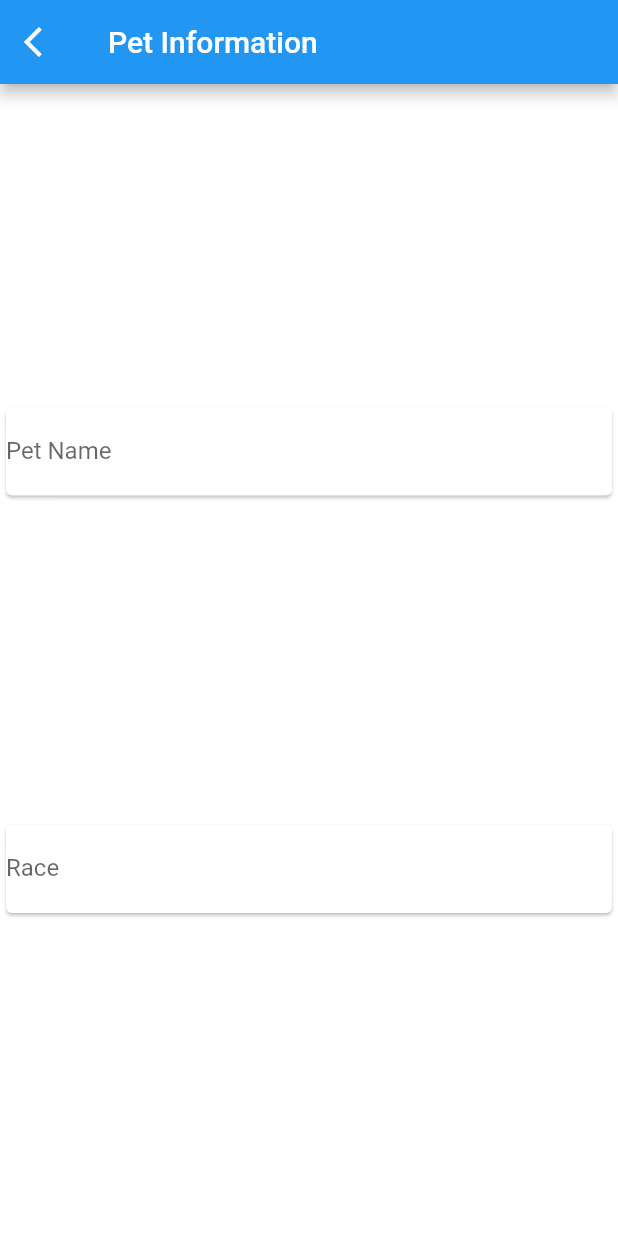
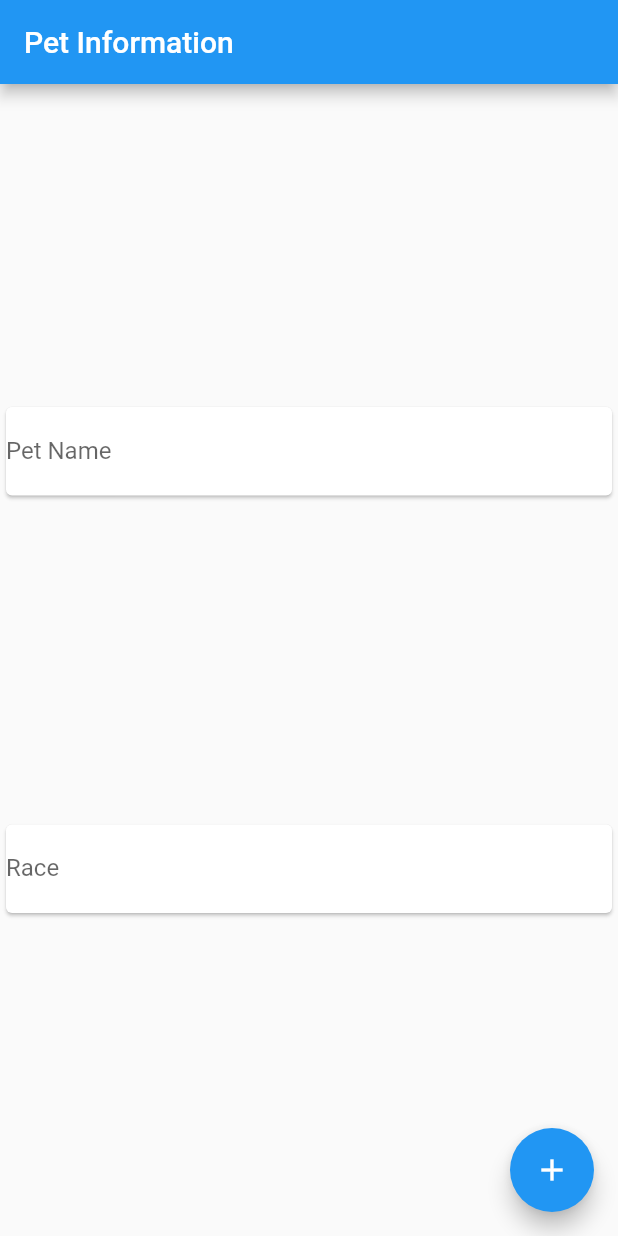
Before and after one commit to MiguelAzevedo2108/PetInfo, a Flutter app: the screen it shows after launch, after a tap on "Add Pet", on a phone screen of 412 x 824 dp. Run offline on Flutter 3.47's test engine with Material 2 defaults, Android fonts, the light colour scheme and no system bars.

Commit message:
navigation working

```diff
--- a/lib/main.dart
+++ b/lib/main.dart
@@ -16,12 +16,7 @@ class MyApp extends StatelessWidget {
       theme: ThemeData(
         primarySwatch: Colors.blue,
       ),
-      home: Scaffold(
-        appBar: AppBar(
-          title: Text("PetInfo"),
-        ),
-        body: const MyHomePage(),
-      ),
+      home: const MyHomePage()
     );
   }
 }
--- a/lib/pages/CreatePetPage.dart
+++ b/lib/pages/CreatePetPage.dart
@@ -1,29 +1,21 @@
 import 'package:flutter/cupertino.dart';
 import 'package:flutter/material.dart';
+import 'package:petinfo/pages/Home.dart';
 
-class CreatePetPage extends StatefulWidget{
+class CreatePetPage extends StatefulWidget {
   @override
   State<CreatePetPage> createState() => _CreatePetPageState();
 }
 
-class _CreatePetPageState extends State<CreatePetPage>{
+class _CreatePetPageState extends State<CreatePetPage> {
   @override
   Widget build(BuildContext context) {
     return MaterialApp(
       home: Scaffold(
         appBar: AppBar(
-            leading: IconButton(
-              onPressed: (){
-                Navigator.pop(context);
-              },
-              icon:Icon(Icons.arrow_back_ios),
-              //replace with our own icon data.
-            ),
           title: Text("Pet Information"),
         ),
-        body: Container(
-            color: Colors.white,
-            child: Column(
+        body: Column(
           mainAxisAlignment: MainAxisAlignment.spaceEvenly,
           children: const <Widget>[
             Card(
@@ -31,8 +23,7 @@ class _CreatePetPageState extends State<CreatePetPage>{
                 style: TextStyle(
                     backgroundColor: Colors.white,
                     color: Colors.black,
-                      fontSize: 16
-                    ),
+                    fontSize: 16),
                 decoration: InputDecoration(
                   border: InputBorder.none,
                   labelText: 'Pet Name',
@@ -53,6 +44,11 @@ class _CreatePetPageState extends State<CreatePetPage>{
             ),
           ],
         ),
+        floatingActionButton: FloatingActionButton(
+          child: Icon(Icons.add),
+          onPressed: () {
+            Navigator.pop(context);
+          },
         ),
       ),
     );
--- a/lib/pages/Home.dart
+++ b/lib/pages/Home.dart
@@ -13,26 +13,30 @@ class MyHomePage extends StatefulWidget {
 class _MyHomePageState extends State<MyHomePage> {
   @override
   Widget build(BuildContext context) {
-    return Column(
-      children: <Widget>[
-        Center(
-          child: Image.asset("assets/images/homePage.jpeg"),
-        ),
-        Row(
+    return Scaffold(
+      appBar: AppBar(
+        title: Text("PetInfo"),
+      ),
+      body: Container(
+        color: Colors.white,
+        child: Column(
           children: <Widget>[
+            Center(
+              child: Image.asset("assets/images/homePage.jpeg"),
+            ),
             TextButton(
               style: ButtonStyle(
                 shape: MaterialStateProperty.all<RoundedRectangleBorder>(
                   RoundedRectangleBorder(
                       borderRadius: BorderRadius.circular(10.0),
-                      side: BorderSide(color: Colors.blueAccent)),
+                      side: const BorderSide(color: Colors.blueAccent)),
                 ),
               ),
               onPressed: () {
                 Navigator.of(context).push(
                     MaterialPageRoute(builder: (context) => CreatePetPage()));
               },
-              child: Text("Add Pet"),
+              child: const Text("Add Pet"),
             ),
             TextButton(
               style: ButtonStyle(
@@ -49,8 +53,7 @@ class _MyHomePageState extends State<MyHomePage> {
             ),
           ],
         ),
-
-      ],
+      ),
     );
   }
 }
```
Lines whose indentation alone changed are shown as unchanged.
